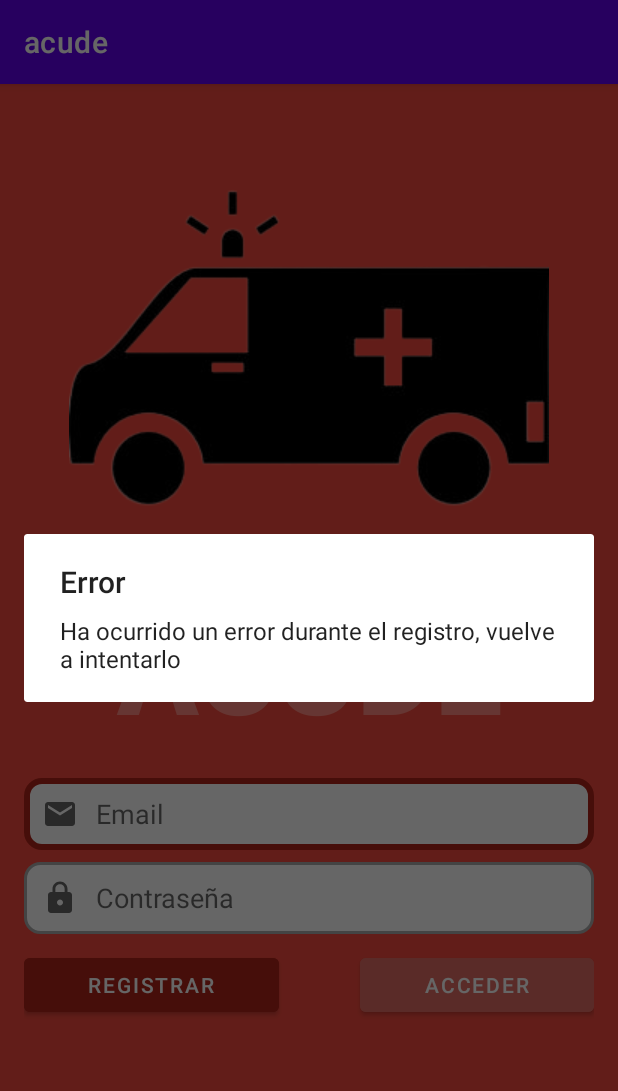
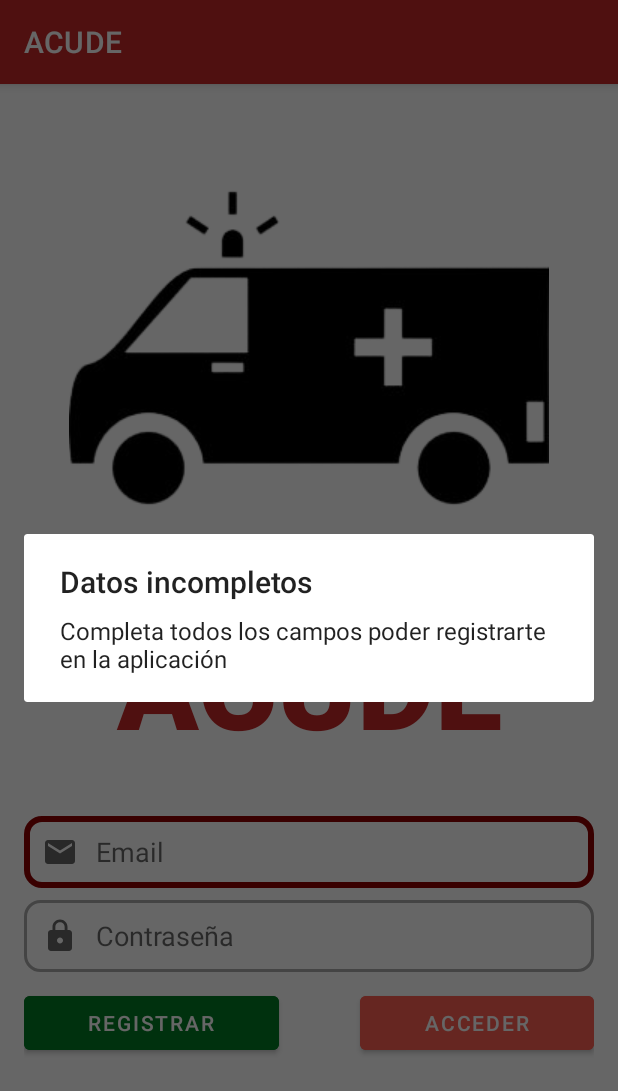
Before and after one commit to IvanArjonaAmadorUPM/acude, an Android app: the screen it shows after launch (AuthActivity), after a tap on "REGISTRAR", on a phone screen of 412 x 824 dp. Shown: the top 1091 px of the screen. Run offline under Robolectric (Android 15) with nearby library versions, the phone set to English and light mode, and no system bars; our stand-ins replace Firebase (no records; nobody signed in at launch, a user with empty details on screens opened directly).

Commit message:
#15 change colors design

```diff
--- a/app/src/main/java/com/example/acude/AuthActivity.java
+++ b/app/src/main/java/com/example/acude/AuthActivity.java
@@ -29,15 +29,20 @@ public class AuthActivity extends AppCompatActivity {
     }
 
     private void setup() {
-        String title = "Autenticación";
-
         Button loginButton = (Button)findViewById(R.id.loginButon);
         loginButton.setOnClickListener(new View.OnClickListener() {
             @Override
             public void onClick(View view) {
                 EditText email = (EditText) findViewById(R.id.emailEditId);
                 EditText password = (EditText) findViewById(R.id.passwordEditid);
-                if(email.getText() != null && password.getText() !=null ) {
+                boolean isDataValid = !email.getText().toString().equals("") && !password.getText().toString().equals("");
+                if(!isDataValid){
+                    AlertDialog.Builder builder = new AlertDialog.Builder(AuthActivity.this);
+                    builder.setMessage("Completa todos los campos para acceder a la aplicación");
+                    builder.setTitle("Datos incompletos");
+                    AlertDialog alertDialog = builder.create();
+                    alertDialog.show();
+                } else{
                     FirebaseAuth.getInstance().signInWithEmailAndPassword(
                             email.getText().toString(), password.getText().toString())
                             .addOnSuccessListener(new OnSuccessListener<AuthResult>() {
@@ -66,7 +71,14 @@ public class AuthActivity extends AppCompatActivity {
             public void onClick(View view) {
                 EditText email = (EditText) findViewById(R.id.emailEditId);
                 EditText password = (EditText) findViewById(R.id.passwordEditid);
-                if(email.getText() != null && password.getText() !=null ) {
+                boolean isDataValid = !email.getText().toString().equals("") && !password.getText().toString().equals("");
+                if(!isDataValid) {
+                    AlertDialog.Builder builder = new AlertDialog.Builder(AuthActivity.this);
+                    builder.setMessage("Completa todos los campos poder registrarte en la aplicación");
+                    builder.setTitle("Datos incompletos");
+                    AlertDialog alertDialog = builder.create();
+                    alertDialog.show();
+                }else{
                     FirebaseAuth.getInstance().createUserWithEmailAndPassword(
                             email.getText().toString(), password.getText().toString())
                             .addOnSuccessListener(new OnSuccessListener<AuthResult>() {
@@ -79,7 +91,7 @@ public class AuthActivity extends AppCompatActivity {
                         @Override
                         public void onFailure(@NonNull Exception e) {
                             AlertDialog.Builder builder = new AlertDialog.Builder(AuthActivity.this);
-                            builder.setMessage("Ha ocurrido un error durante el registro, vuelve a intentarlo");
+                            builder.setMessage("Uno de los campos no es válidos, inténtalo de nuevo");
                             builder.setTitle("Error");
                             AlertDialog alertDialog = builder.create();
                             alertDialog.show();
--- a/app/src/main/res/layout/activity_auth.xml
+++ b/app/src/main/res/layout/activity_auth.xml
@@ -6,7 +6,7 @@
     android:layout_width="match_parent"
     android:layout_height="match_parent"
     tools:context=".AuthActivity"
-    android:background="@color/red">
+    android:background="@color/white">
 
     <LinearLayout
         android:layout_width="0dp"
@@ -25,6 +25,9 @@
             android:layout_width="match_parent"
             android:layout_height="wrap_content"
             app:srcCompat="@drawable/ambulance_image_icon" />
+        <Space
+            android:layout_width="match_parent"
+            android:layout_height="10dp" />
 
         <TextView
             android:id="@+id/acudeText"
@@ -34,11 +37,11 @@
             android:text="ACUDE"
             android:textAlignment="center"
             android:textSize="80sp"
-            android:textColor="@color/veryLigthRed"/>
+            android:textColor="@color/red"/>
 
         <Space
             android:layout_width="match_parent"
-            android:layout_height="20dp" />
+            android:layout_height="35dp" />
 
         <EditText
             android:id="@+id/emailEditId"
@@ -84,7 +87,7 @@
                 android:layout_width="wrap_content"
                 android:layout_height="wrap_content"
                 android:layout_weight="1"
-                android:backgroundTint="@color/importantRed"
+                android:backgroundTint="@color/green"
                 android:text="Registrar"
                 android:textColor="@color/white" />
 
--- a/app/src/main/res/values/colors.xml
+++ b/app/src/main/res/values/colors.xml
@@ -8,10 +8,9 @@
     <color name="black">#FF000000</color>
     <color name="white">#FFFFFFFF</color>
     <color name="orange">#CC4425</color>
-    <color name="red">#F64A3E</color>
-    <color name="lightRed">#E26C64</color>
-    <color name="importantRed">#B02319</color>
+    <color name="red">#c62828</color>
+    <color name="lightRed">#ff5f52</color>
+    <color name="importantRed">#8e0000</color>
     <color name="veryLigthRed">#FF8880</color>
-
-
+    <color name="green">#007A23</color>
 </resources>
--- a/app/src/main/res/values/strings.xml
+++ b/app/src/main/res/values/strings.xml
@@ -1,5 +1,5 @@
 <resources>
-    <string name="app_name">acude</string>
+    <string name="app_name">ACUDE</string>
     <string name="title_activity_maps">MapsActivity</string>
     <string name="API_key">AIzaSyCl0SpP6o0pKVJITvTYdhVNSL8o01yDEgk</string>
 </resources>
--- a/app/src/main/res/values/themes.xml
+++ b/app/src/main/res/values/themes.xml
@@ -2,13 +2,13 @@
     <!-- Base application theme. -->
     <style name="Theme.Acude" parent="Theme.MaterialComponents.DayNight.DarkActionBar">
         <!-- Primary brand color. -->
-        <item name="colorPrimary">@color/purple_500</item>
-        <item name="colorPrimaryVariant">@color/purple_700</item>
+        <item name="colorPrimary">@color/red</item>
+        <item name="colorPrimaryVariant">@color/lightRed</item>
         <item name="colorOnPrimary">@color/white</item>
         <!-- Secondary brand color. -->
-        <item name="colorSecondary">@color/teal_200</item>
+        <item name="colorSecondary">@color/green</item>
         <item name="colorSecondaryVariant">@color/teal_700</item>
-        <item name="colorOnSecondary">@color/black</item>
+        <item name="colorOnSecondary">@color/white</item>
         <!-- Status bar color. -->
         <item name="android:statusBarColor" tools:targetApi="l">?attr/colorPrimaryVariant</item>
         <!-- Customize your theme here. -->
```
Also changed, not shown: app/src/main/res/drawable/splash_image.png (added), 1 other file.
